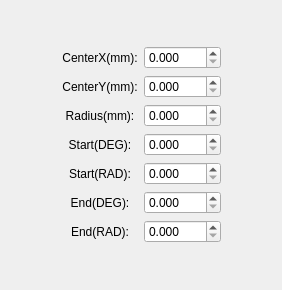
First picture: the form in ShrikeDxf/ArcAttritubeWidget.ui, repository whisper512/ShrikeDxf-V0.1, before the edit.
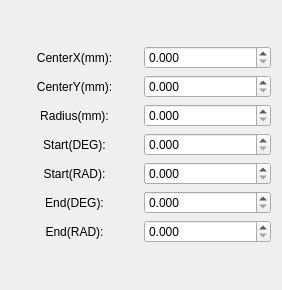
Second picture: the form after the edit.

What changed in the file:
```diff
--- a/ShrikeDxf/ArcAttritubeWidget.ui
+++ b/ShrikeDxf/ArcAttritubeWidget.ui
@@ -14,34 +14,8 @@
    <string>ArcAttritubeWidget</string>
   </property>
   <layout class="QGridLayout" name="gridLayout">
-   <item row="1" column="2">
-    <spacer name="horizontalSpacer">
-     <property name="orientation">
-      <enum>Qt::Orientation::Horizontal</enum>
-     </property>
-     <property name="sizeHint" stdset="0">
-      <size>
-       <width>40</width>
-       <height>20</height>
-      </size>
-     </property>
-    </spacer>
-   </item>
-   <item row="2" column="1">
-    <spacer name="verticalSpacer">
-     <property name="orientation">
-      <enum>Qt::Orientation::Vertical</enum>
-     </property>
-     <property name="sizeHint" stdset="0">
-      <size>
-       <width>20</width>
-       <height>40</height>
-      </size>
-     </property>
-    </spacer>
-   </item>
-   <item row="1" column="1">
-    <layout class="QHBoxLayout" name="horizontalLayout">
+   <item row="1" column="0">
+    <layout class="QHBoxLayout" name="horizontalLayout" stretch="1,1">
      <item>
       <layout class="QVBoxLayout" name="verticalLayout">
        <item>
@@ -303,20 +277,20 @@
      </item>
     </layout>
    </item>
-   <item row="1" column="0">
-    <spacer name="horizontalSpacer_2">
+   <item row="2" column="0">
+    <spacer name="verticalSpacer">
      <property name="orientation">
-      <enum>Qt::Orientation::Horizontal</enum>
+      <enum>Qt::Orientation::Vertical</enum>
      </property>
      <property name="sizeHint" stdset="0">
       <size>
-       <width>40</width>
-       <height>20</height>
+       <width>20</width>
+       <height>40</height>
       </size>
      </property>
     </spacer>
    </item>
-   <item row="0" column="1">
+   <item row="0" column="0">
     <spacer name="verticalSpacer_2">
      <property name="orientation">
       <enum>Qt::Orientation::Vertical</enum>
```
